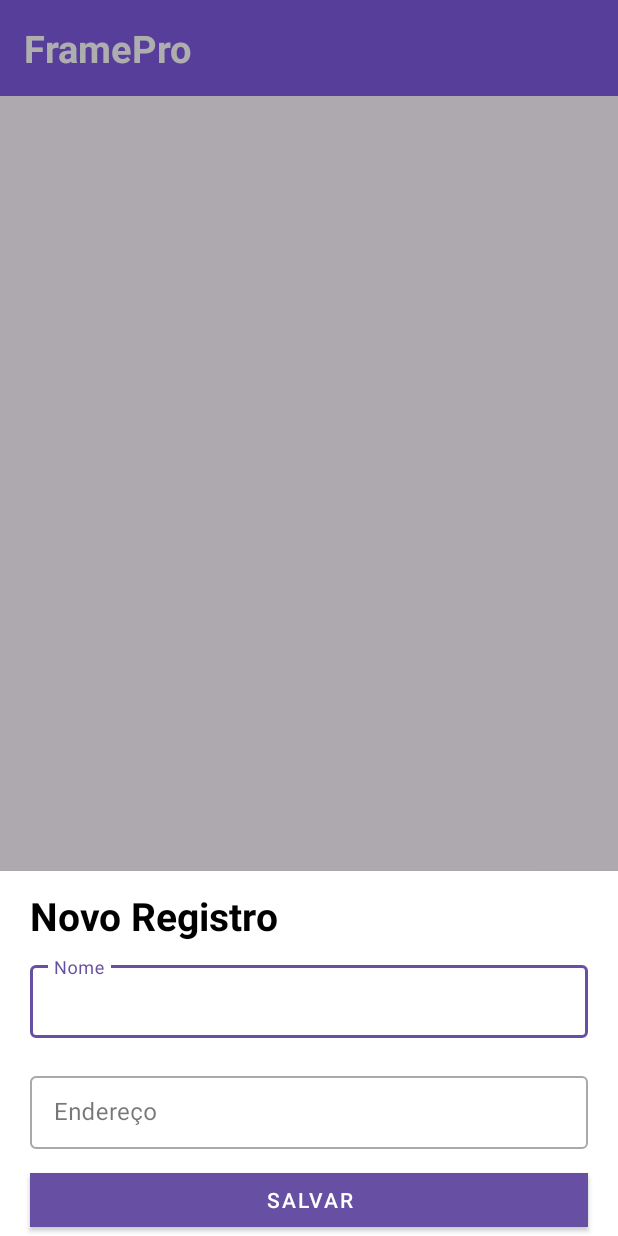
After one commit to aladinjunior/framepro, an Android app: the fragment NewRegisterSheet placed in its activity, on a phone screen of 412 x 824 dp. The commit adds this screen. Run offline under Robolectric (Android 15) with nearby library versions, the phone set to English and light mode, and no system bars.

Commit message:
bottom sheet created

```diff
--- /dev/null
+++ b/FramePro/app/src/main/java/com/aladin/framepro/Extensions.kt
@@ -0,0 +1,15 @@
+package com.aladin.framepro
+
+import android.view.View
+import androidx.core.content.ContextCompat
+import com.aladin.framepro.ui.NewRegisterSheet
+import com.google.android.material.bottomsheet.BottomSheetDialog
+
+fun NewRegisterSheet.setSheetBackground(){
+
+    dialog?.setOnShowListener {
+        val dialog = it as? BottomSheetDialog
+        val bottomSheet = dialog?.findViewById<View>(com.google.android.material.R.id.design_bottom_sheet)
+        bottomSheet?.background = ContextCompat.getDrawable(requireContext(), R.drawable.background_no_rounded_corners)
+    }
+}
--- a/FramePro/app/src/main/java/com/aladin/framepro/MainActivity.kt
+++ b/FramePro/app/src/main/java/com/aladin/framepro/MainActivity.kt
@@ -2,15 +2,28 @@ package com.aladin.framepro
 
 import androidx.appcompat.app.AppCompatActivity
 import android.os.Bundle
+import androidx.lifecycle.ViewModelProvider
 import androidx.recyclerview.widget.LinearLayoutManager
 import com.aladin.framepro.adapters.RegistersAdapter
+import com.aladin.framepro.data.models.Register
 import com.aladin.framepro.databinding.ActivityMainBinding
+import com.aladin.framepro.ui.NewRegisterSheet
+import com.aladin.framepro.viewmodels.RegisterViewModel
 
 class MainActivity : AppCompatActivity() {
 
     private val binding by lazy {
         ActivityMainBinding.inflate(layoutInflater)
     }
+
+    private val registerViewModel by lazy {
+        ViewModelProvider(this)[RegisterViewModel::class.java]
+    }
+
+    private lateinit var adapter: RegistersAdapter
+
+    private val listOfRegisters: MutableList<Register> = mutableListOf()
+
     override fun onCreate(savedInstanceState: Bundle?) {
         super.onCreate(savedInstanceState)
         setContentView(binding.root)
@@ -18,8 +31,16 @@ class MainActivity : AppCompatActivity() {
         setSupportActionBar(binding.toolbar)
         supportActionBar?.title = ""
 
+        adapter = RegistersAdapter()
+
         binding.registerRv.layoutManager = LinearLayoutManager(this)
-        binding.registerRv.adapter = RegistersAdapter()
+        binding.registerRv.adapter = adapter
+
+        binding.newRegisterBttn.setOnClickListener {
+            NewRegisterSheet().show(supportFragmentManager, "newRegisterTag")
+        }
 
     }
+
+
 }
--- a/FramePro/app/src/main/java/com/aladin/framepro/adapters/RegistersAdapter.kt
+++ b/FramePro/app/src/main/java/com/aladin/framepro/adapters/RegistersAdapter.kt
@@ -9,8 +9,14 @@ import com.aladin.framepro.databinding.RegistersListItemBinding
 class RegistersAdapter : RecyclerView.Adapter<RegistersAdapter.RegistersViewHolder>(){
 
 
-    private val listOfRegisters: List<Register> = mutableListOf()
+    private val listOfRegisters: MutableList<Register> = mutableListOf()
 
+
+    fun setList(newList: List<Register>){
+        listOfRegisters.clear()
+        listOfRegisters.addAll(newList)
+        notifyDataSetChanged()
+    }
 
     override fun onCreateViewHolder(parent: ViewGroup, viewType: Int): RegistersViewHolder {
         val layoutInflater = LayoutInflater.from(parent.context)
--- /dev/null
+++ b/FramePro/app/src/main/java/com/aladin/framepro/ui/NewRegisterSheet.kt
@@ -0,0 +1,52 @@
+package com.aladin.framepro.ui
+
+import android.os.Bundle
+import android.view.LayoutInflater
+import android.view.View
+import android.view.ViewGroup
+import androidx.core.content.ContextCompat
+import androidx.lifecycle.ViewModelProvider
+import com.aladin.framepro.R
+import com.aladin.framepro.databinding.FragmentNewRegisterSheetBinding
+import com.aladin.framepro.setSheetBackground
+import com.aladin.framepro.viewmodels.RegisterViewModel
+import com.google.android.material.bottomsheet.BottomSheetDialog
+import com.google.android.material.bottomsheet.BottomSheetDialogFragment
+
+
+class NewRegisterSheet : BottomSheetDialogFragment() {
+
+    private lateinit var binding: FragmentNewRegisterSheetBinding
+    private lateinit var registerViewModel: RegisterViewModel
+
+    override fun onCreateView(
+        inflater: LayoutInflater, container: ViewGroup?, savedInstanceState: Bundle?
+    ): View {
+        binding = FragmentNewRegisterSheetBinding.inflate(inflater, container, false)
+        return binding.root
+    }
+
+    override fun onViewCreated(view: View, savedInstanceState: Bundle?) {
+        super.onViewCreated(view, savedInstanceState)
+        setSheetBackground()
+        val activity = requireActivity()
+        registerViewModel = ViewModelProvider(activity)[RegisterViewModel::class.java]
+        with(binding){
+            val name = name.text.toString()
+            val address = address.text.toString()
+            saveBttn.setOnClickListener {
+                register(name, address)
+            }
+        }
+
+
+
+    }
+
+    private fun register(name: String, address: String){
+        registerViewModel.register(name, address)
+        dismiss()
+    }
+
+
+}
--- /dev/null
+++ b/FramePro/app/src/main/java/com/aladin/framepro/viewmodels/RegisterViewModel.kt
@@ -0,0 +1,19 @@
+package com.aladin.framepro.viewmodels
+
+import androidx.lifecycle.MutableLiveData
+import androidx.lifecycle.ViewModel
+
+class RegisterViewModel : ViewModel() {
+
+    val name = MutableLiveData<String>()
+    val address = MutableLiveData<String>()
+
+    fun register(inputtedName: String, inputtedAddress: String) {
+
+        name.postValue(inputtedName)
+        address.postValue(inputtedAddress)
+
+    }
+
+
+}
--- /dev/null
+++ b/FramePro/app/src/main/res/drawable/background_no_rounded_corners.xml
@@ -0,0 +1,4 @@
+<shape xmlns:android="http://schemas.android.com/apk/res/android">
+    <solid android:color="@android:color/white"/> <!-- Cor de fundo desejada -->
+    <corners android:radius="0dp"/> <!-- Remove cantos arredondados -->
+</shape>
--- /dev/null
+++ b/FramePro/app/src/main/res/layout/fragment_new_register_sheet.xml
@@ -0,0 +1,59 @@
+<?xml version="1.0" encoding="utf-8"?>
+<LinearLayout xmlns:android="http://schemas.android.com/apk/res/android"
+    xmlns:tools="http://schemas.android.com/tools"
+    android:layout_width="match_parent"
+    android:layout_height="match_parent"
+    android:orientation="vertical"
+    tools:context=".ui.NewRegisterSheet">
+
+
+    <TextView
+        android:id="@+id/new_register_txt"
+        android:layout_width="match_parent"
+        android:layout_height="wrap_content"
+        android:layout_marginTop="12dp"
+        android:layout_marginStart="20dp"
+        android:textColor="@color/black"
+        android:textSize="26sp"
+        android:textStyle="bold"
+        android:text="@string/new_register" />
+
+    <com.google.android.material.textfield.TextInputLayout
+        style="@style/Widget.MaterialComponents.TextInputLayout.OutlinedBox.Dense"
+        android:layout_marginVertical="10dp"
+        android:layout_marginHorizontal="20dp"
+        android:layout_width="match_parent"
+        android:layout_height="wrap_content">
+
+        <com.google.android.material.textfield.TextInputEditText
+            android:id="@+id/name"
+            android:layout_width="match_parent"
+            android:layout_height="wrap_content"
+            android:hint="@string/name"/>
+
+    </com.google.android.material.textfield.TextInputLayout>
+
+    <com.google.android.material.textfield.TextInputLayout
+        style="@style/Widget.MaterialComponents.TextInputLayout.OutlinedBox.Dense"
+        android:layout_marginVertical="10dp"
+        android:layout_marginHorizontal="20dp"
+        android:layout_width="match_parent"
+        android:layout_height="wrap_content">
+
+        <com.google.android.material.textfield.TextInputEditText
+            android:id="@+id/address"
+            android:layout_width="match_parent"
+            android:layout_height="wrap_content"
+            android:hint="@string/address"/>
+
+    </com.google.android.material.textfield.TextInputLayout>
+
+    <com.google.android.material.button.MaterialButton
+        android:id="@+id/save_bttn"
+        style="@style/NoRoundedCornersButton"
+        android:layout_width="match_parent"
+        android:layout_height="wrap_content"
+        android:layout_marginHorizontal="20dp"
+        android:text="@string/save"/>
+
+</LinearLayout>
--- a/FramePro/app/src/main/res/layout/result_frames_list_item.xml
+++ b/FramePro/app/src/main/res/layout/result_frames_list_item.xml
@@ -47,8 +47,6 @@
         android:textStyle="italic"
         android:text="@string/measures_result" />
 
-
-
     <View
         android:layout_width="match_parent"
         android:layout_height="2dp"
--- a/FramePro/app/src/main/res/values/strings.xml
+++ b/FramePro/app/src/main/res/values/strings.xml
@@ -2,4 +2,9 @@
     <string name="app_name">FramePro</string>
     <string name="new_register">Novo Registro</string>
     <string name="measures_result">%1$dL X %2$dh</string>
+    <string name="hello_blank_fragment">Hello blank fragment</string>
+    <string name="description">Descrição</string>
+    <string name="name">Nome</string>
+    <string name="address">Endereço</string>
+    <string name="save">Salvar</string>
 </resources>
--- a/FramePro/app/src/main/res/values/styles.xml
+++ b/FramePro/app/src/main/res/values/styles.xml
@@ -5,4 +5,13 @@
         <item name="cornerSize">10%</item>
     </style>
 
+    <style name="NoRoundedCornersButton" parent="Widget.MaterialComponents.Button">
+        <item name="shapeAppearance">@style/ShapeAppearance.NoRoundedCorners</item>
+    </style>
+
+    <style name="ShapeAppearance.NoRoundedCorners" parent="">
+        <item name="cornerFamily">cut</item>
+        <item name="cornerSize">0dp</item>
+    </style>
+
 </resources>
```
